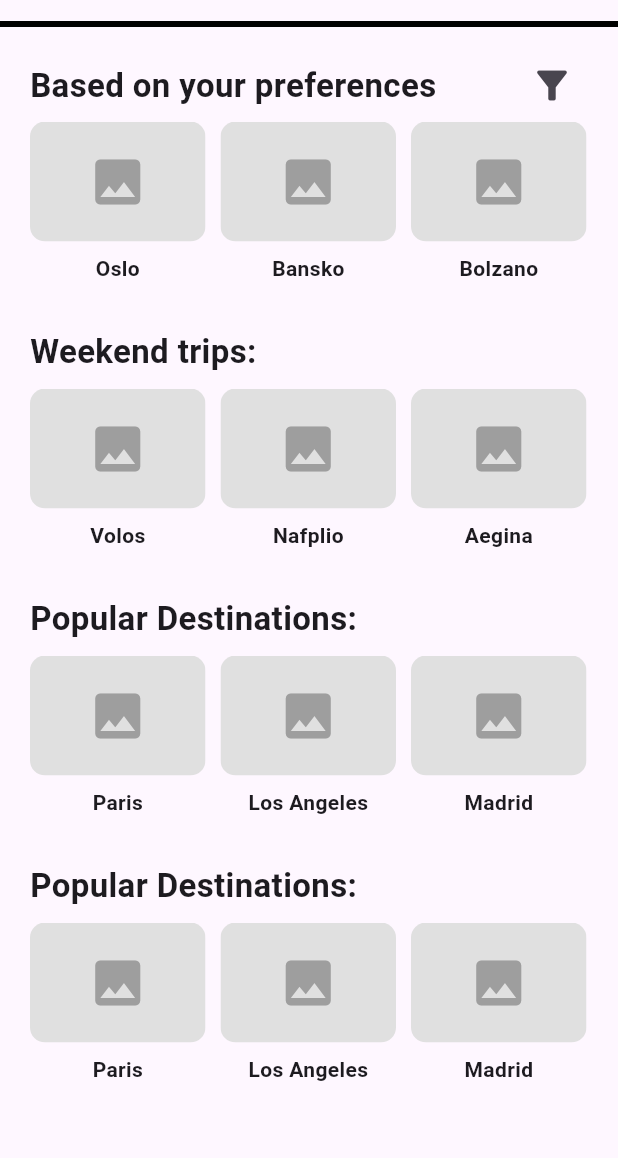
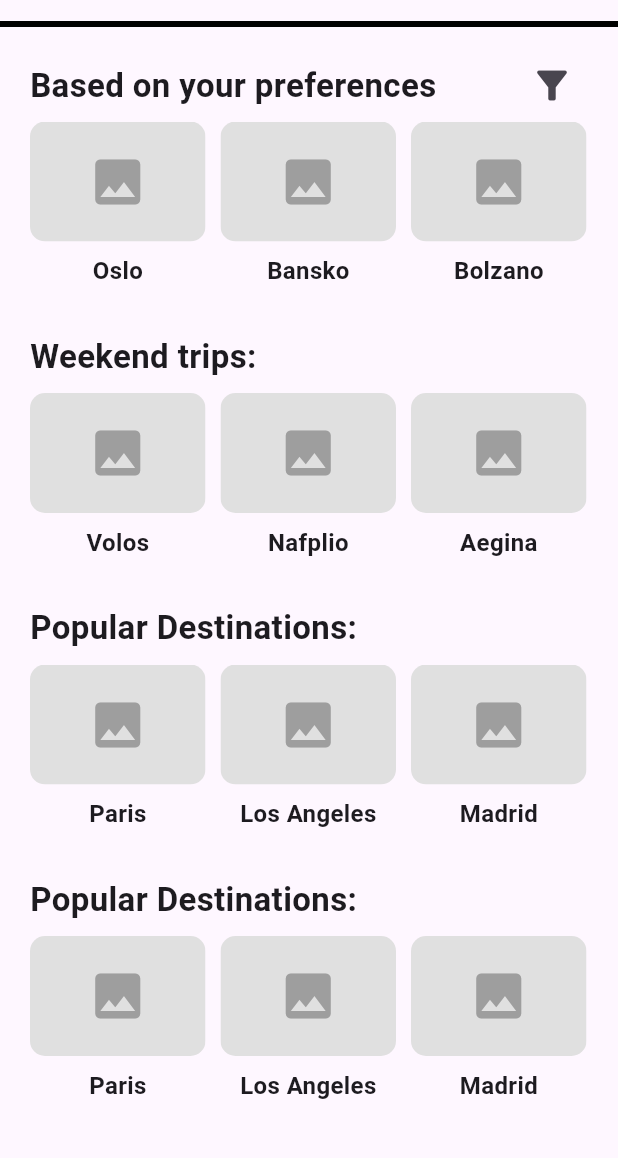
Before and after one commit to dulkusim/Odysseia, a Flutter app: the screen it shows after launch, on a phone screen of 412 x 824 dp, the part 63-1221 px from its top. Run offline on Flutter 3.47's test engine with Material 3 defaults, Android fonts, the phone set to English and light mode, and no system bars.

Commit message:
Enlarged City text size

```diff
--- a/fproject/lib/components/image_card.dart
+++ b/fproject/lib/components/image_card.dart
@@ -26,7 +26,7 @@ class CityCard extends StatelessWidget {
           SizedBox(height: 8),
           Text(
             cityName,
-            style: TextStyle(fontWeight: FontWeight.bold),
+            style: TextStyle(fontWeight: FontWeight.bold, fontSize: 16),
           ),
         ],
       ),
```
